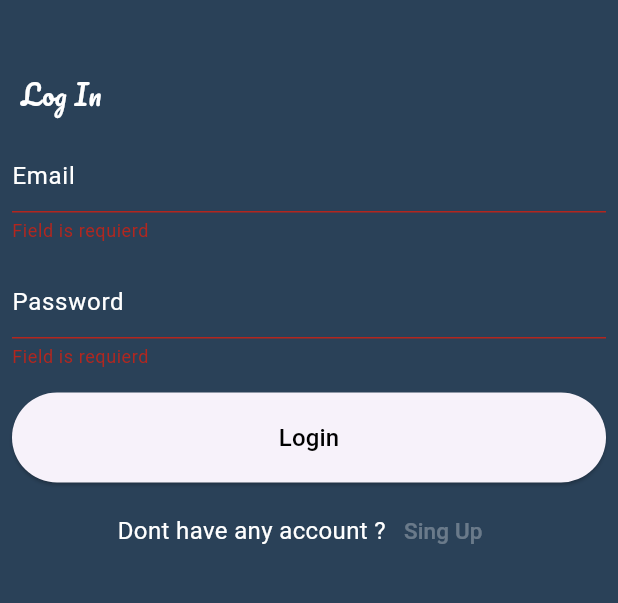
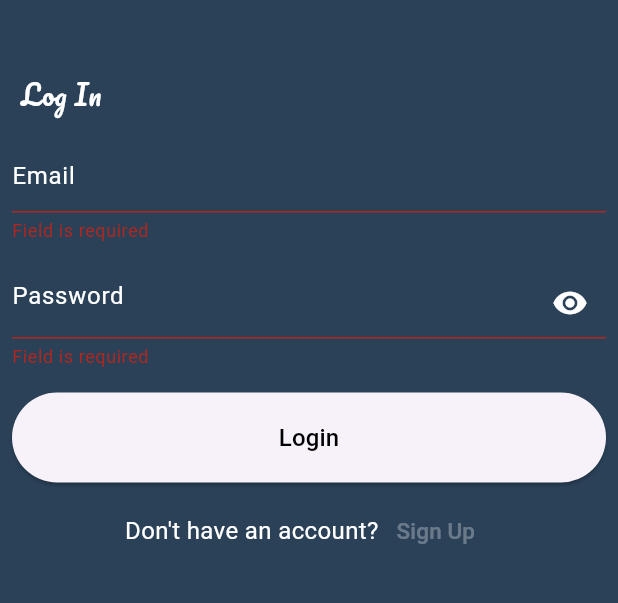
Before and after one commit to Mansourx83/chat_app, a Flutter app: the screen it shows after launch, after a tap on "Login", on a phone screen of 412 x 824 dp, the part 395-998 px from its top. Run offline on Flutter 3.47's test engine with Material 3 defaults, Android fonts, the phone set to English and light mode, and no system bars; drawn by our look-alikes of modal_progress_hud_nsn; our stand-ins replace cloud_firestore, firebase_auth, firebase_core; accounts and stored records are empty.

```diff
--- a/lib/constints.dart
+++ b/lib/constints.dart
@@ -2,3 +2,6 @@ import 'package:flutter/material.dart';
 
 const kPrimaryColor = Color.fromARGB(255, 42, 65, 88);
 const kLogo = 'assets/images/scholar.png';
+const kMessageCollections = 'Messages';
+const kMessage = 'message';
+const kTime = 'createdAt';
--- a/lib/screens/login_screen.dart
+++ b/lib/screens/login_screen.dart
@@ -20,6 +20,7 @@ class _LoginPageState extends State<LoginPage> {
   String? email, pass;
 
   bool isLoading = false;
+  bool _isObscure = true;
 
   GlobalKey<FormState> formKey = GlobalKey();
 
@@ -77,6 +78,19 @@ class _LoginPageState extends State<LoginPage> {
                     },
                   ),
                   MyFormTextField(
+                    isPassword: true,
+                    obscureText: _isObscure,
+                    iconButton: IconButton(
+                      icon: Icon(
+                        _isObscure ? Icons.visibility : Icons.visibility_off,
+                        color: Colors.white,
+                      ),
+                      onPressed: () {
+                        setState(() {
+                          _isObscure = !_isObscure;
+                        });
+                      },
+                    ),
                     hint: 'Password',
                     onCahnged: (data) {
                       pass = data;
@@ -88,10 +102,11 @@ class _LoginPageState extends State<LoginPage> {
                       text: 'Login',
                       function: () async {
                         if (formKey.currentState!.validate()) {
-                          isLoading = true;
-                          setState(() {});
+                          setState(() {
+                            isLoading = true;
+                          });
                           try {
-                            await sinInWithEmailAndPass();
+                            await signInWithEmailAndPass();
                             Navigator.pushNamedAndRemoveUntil(
                                 context, ChatPage.id, (route) => false);
                           } on FirebaseAuthException catch (e) {
@@ -111,10 +126,10 @@ class _LoginPageState extends State<LoginPage> {
                                 color: Colors.red);
                             print(e);
                           }
-                          isLoading = false;
-                          setState(() {});
-                        } else
-                          () {};
+                          setState(() {
+                            isLoading = false;
+                          });
+                        }
                       },
                     ),
                   ),
@@ -122,7 +137,7 @@ class _LoginPageState extends State<LoginPage> {
                     mainAxisAlignment: MainAxisAlignment.center,
                     children: [
                       const Text(
-                        'Dont have any account ?',
+                        'Don\'t have an account?',
                         style: TextStyle(
                           fontSize: 16,
                           color: Colors.white,
@@ -133,7 +148,7 @@ class _LoginPageState extends State<LoginPage> {
                           Navigator.pushNamed(context, SingupPage.id);
                         },
                         child: const Text(
-                          'Sing Up',
+                          'Sign Up',
                           style: TextStyle(
                             fontSize: 15,
                             color: Colors.white30,
@@ -151,8 +166,8 @@ class _LoginPageState extends State<LoginPage> {
     );
   }
 
-  Future<void> sinInWithEmailAndPass() async {
-    final credential = await FirebaseAuth.instance.signInWithEmailAndPassword(
+  Future<void> signInWithEmailAndPass() async {
+    await FirebaseAuth.instance.signInWithEmailAndPassword(
       email: email!,
       password: pass!,
     );
--- a/lib/widgets/mytextfield.dart
+++ b/lib/widgets/mytextfield.dart
@@ -5,24 +5,35 @@ class MyFormTextField extends StatelessWidget {
     super.key,
     required this.hint,
     required this.onCahnged,
+    this.iconButton,
+    this.obscureText = false,
+    this.isPassword = false,
   });
+
   final String hint;
-  Function(String)? onCahnged;
+  final Function(String)? onCahnged;
+  final IconButton? iconButton;
+  final bool obscureText;
+  final bool isPassword;
+
   @override
   Widget build(BuildContext context) {
     return Padding(
       padding: const EdgeInsets.all(8.0),
       child: TextFormField(
+        obscureText: isPassword ? obscureText : false,
         validator: (data) {
           if (data!.isEmpty) {
-            return 'Field is requierd';
+            return 'Field is required';
           }
+          return null;
         },
         cursorErrorColor: Colors.red,
         onChanged: onCahnged,
         cursorColor: Colors.white,
         style: const TextStyle(color: Colors.white),
         decoration: InputDecoration(
+          suffixIcon: isPassword ? iconButton : null,
           hintText: hint,
           hintStyle: const TextStyle(color: Colors.white),
           focusedBorder: const OutlineInputBorder(
--- a/pubspec.yaml
+++ b/pubspec.yaml
@@ -27,6 +27,7 @@ environment:
 # the latest version available on pub.dev. To see which dependencies have newer
 # versions available, run `flutter pub outdated`.
 dependencies:
+  cloud_firestore: ^4.17.5
   cupertino_icons: ^1.0.2
   firebase_auth: ^4.19.5
   firebase_core: ^2.30.1
```
Also changed, not shown: lib/models/message.dart (added, +11 -0 lines), lib/screens/chat_screen.dart (+38 -2 lines), lib/screens/singup_screen.dart (+29 -14 lines), lib/widgets/chat_buble.dart (+6 -2 lines), pubspec.lock, 4 other files.
